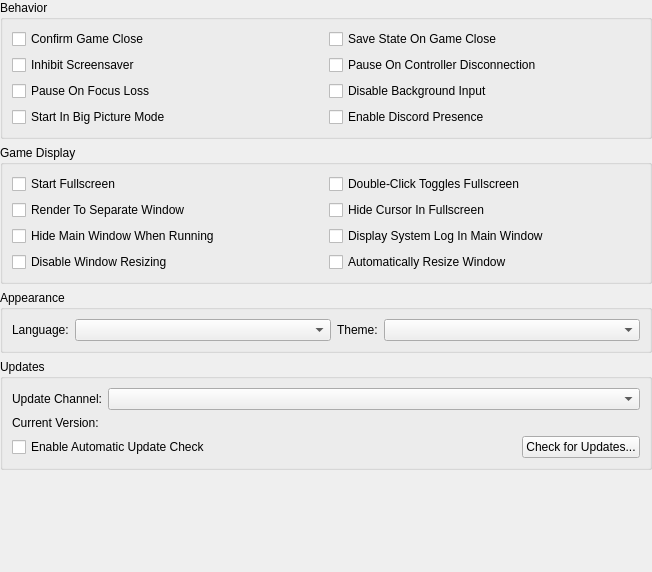
stenzek/duckstation, file src/duckstation-qt/interfacesettingswidget.ui: the form before one commit.
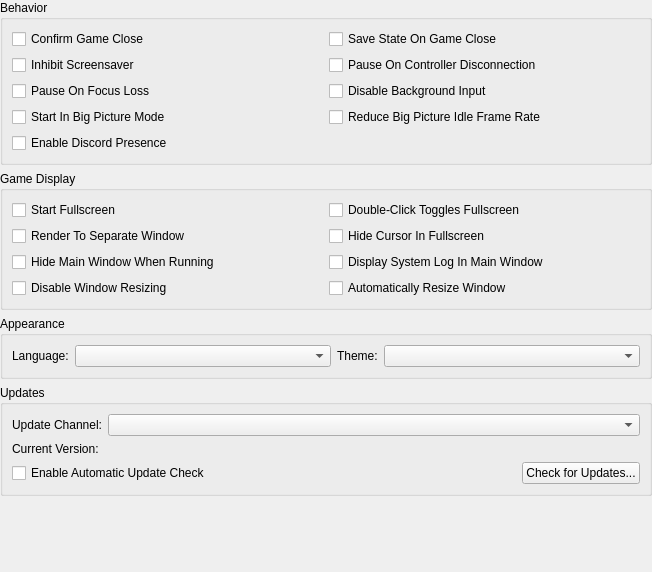
The form after the commit. Icons and pictures are not drawn.

Commit message:
VideoThread: Add option to reduce idle frame rate when inactive
Moves the application background state handling from Qt into Core.

```diff
--- a/src/duckstation-qt/interfacesettingswidget.ui
+++ b/src/duckstation-qt/interfacesettingswidget.ui
@@ -79,6 +79,13 @@
        </widget>
       </item>
       <item row="3" column="1">
+       <widget class="QCheckBox" name="reduceIdleFrameRate">
+        <property name="text">
+         <string>Reduce Big Picture Idle Frame Rate</string>
+        </property>
+       </widget>
+      </item>
+      <item row="4" column="0">
        <widget class="QCheckBox" name="enableDiscordPresence">
         <property name="text">
          <string>Enable Discord Presence</string>
```
The commit also changes 14 other files.
